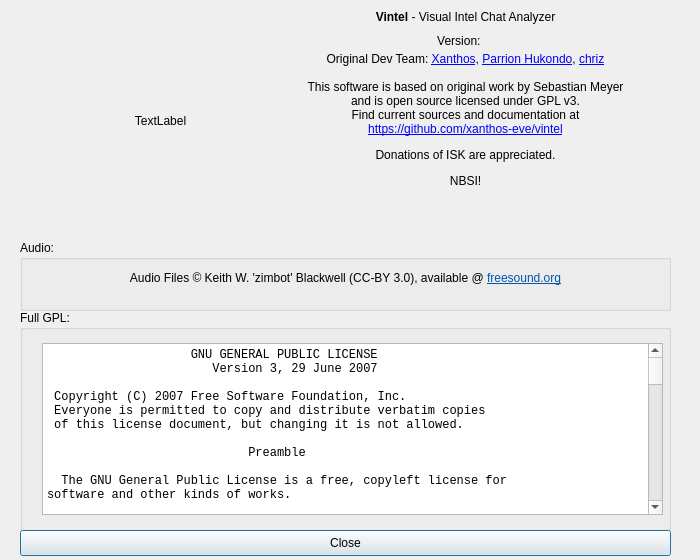
First picture: the form in src/vi/ui/Info.ui, repository XanthosX/Vintel, before the edit.
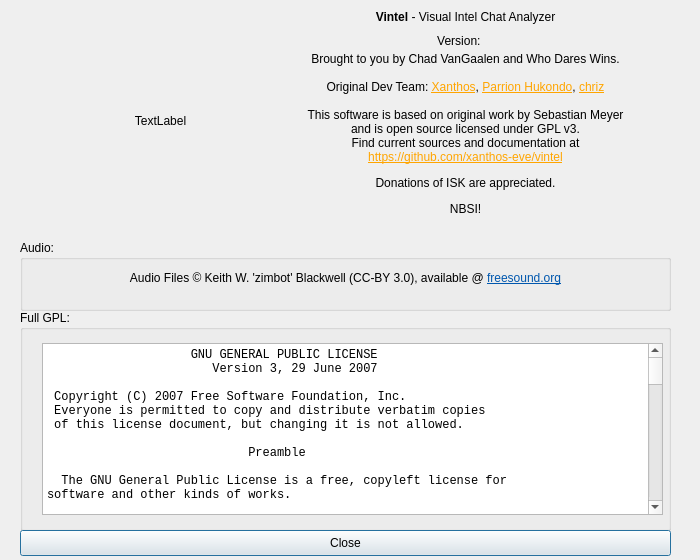
Second picture: the form after the edit.

```diff
--- a/src/vi/ui/Info.ui
+++ b/src/vi/ui/Info.ui
@@ -750,7 +750,7 @@
     </rect>
    </property>
    <property name="text">
-    <string>&lt;html&gt;&lt;head/&gt;&lt;body&gt;&lt;p align=&quot;center&quot;&gt;&lt;span style=&quot; font-weight:600;&quot;&gt;Vintel&lt;/span&gt; - Visual Intel Chat Analyzer&lt;br/&gt;&lt;br/&gt;&lt;br/&gt;Original Dev Team: &lt;a href=&quot;mailto:xanthos.eve@gmail.com&quot;&gt;&lt;span style=&quot; text-decoration: underline; color:#0000ff;&quot;&gt;Xanthos&lt;/span&gt;&lt;/a&gt;, &lt;a href=&quot;mailto:lightlazer@gmail.com&quot;&gt;&lt;span style=&quot; text-decoration: underline; color:#0000ff;&quot;&gt;Parrion Hukondo&lt;/span&gt;&lt;/a&gt;, &lt;a href=&quot;mailto:cberg@3wsolutions.se&quot;&gt;&lt;span style=&quot; text-decoration: underline; color:#0000ff;&quot;&gt;chriz&lt;/span&gt;&lt;/a&gt;&lt;br/&gt;&lt;br/&gt;This software is based on original work by Sebastian Meyer &lt;br/&gt;and is open source licensed under GPL v3.&lt;br/&gt;Find current sources and documentation at&lt;br/&gt;&lt;a href=&quot;https://github.com/XanthosX/vintel&quot;&gt;&lt;span style=&quot; text-decoration: underline; color:#0000ff;&quot;&gt;https://github.com/xanthos-eve/vintel&lt;/span&gt;&lt;/a&gt;&lt;/p&gt;&lt;p align=&quot;center&quot;&gt;Donations of ISK are appreciated.&lt;/p&gt;&lt;p align=&quot;center&quot;&gt;NBSI!&lt;/p&gt;&lt;/body&gt;&lt;/html&gt;</string>
+    <string>&lt;html&gt;&lt;head/&gt;&lt;body&gt;&lt;p align=&quot;center&quot;&gt;&lt;span style=&quot; font-weight:600;&quot;&gt;Vintel&lt;/span&gt; - Visual Intel Chat Analyzer&lt;br/&gt;&lt;br/&gt;&lt;br/&gt;Brought to you by Chad VanGaalen and Who Dares Wins.&lt;br/&gt;&lt;br/&gt;Original Dev Team: &lt;a href=&quot;mailto:xanthos.eve@gmail.com&quot;&gt;&lt;span style=&quot; text-decoration: underline; color:#FFA500;&quot;&gt;Xanthos&lt;/span&gt;&lt;/a&gt;, &lt;a href=&quot;mailto:lightlazer@gmail.com&quot;&gt;&lt;span style=&quot; text-decoration: underline; color:#FFA500;&quot;&gt;Parrion Hukondo&lt;/span&gt;&lt;/a&gt;, &lt;a href=&quot;mailto:cberg@3wsolutions.se&quot;&gt;&lt;span style=&quot; text-decoration: underline; color:#FFA500;&quot;&gt;chriz&lt;/span&gt;&lt;/a&gt;&lt;br/&gt;&lt;br/&gt;This software is based on original work by Sebastian Meyer &lt;br/&gt;and is open source licensed under GPL v3.&lt;br/&gt;Find current sources and documentation at&lt;br/&gt;&lt;a href=&quot;https://github.com/XanthosX/vintel&quot;&gt;&lt;span style=&quot; text-decoration: underline; color:#FFA500;&quot;&gt;https://github.com/xanthos-eve/vintel&lt;/span&gt;&lt;/a&gt;&lt;/p&gt;&lt;p align=&quot;center&quot;&gt;Donations of ISK are appreciated.&lt;/p&gt;&lt;p align=&quot;center&quot;&gt;NBSI!&lt;/p&gt;&lt;/body&gt;&lt;/html&gt;</string>
    </property>
    <property name="alignment">
     <set>Qt::AlignHCenter|Qt::AlignTop</set>
```
